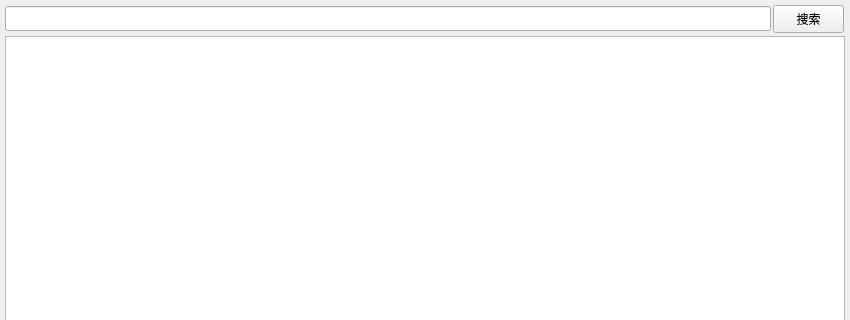
cnldw/FinanceFileReader, file src/dialogshowtablerow.ui: the form before one commit; both pictures show x 0 to 850 and y 0 to 320 of the 850 by 640 pixel window.
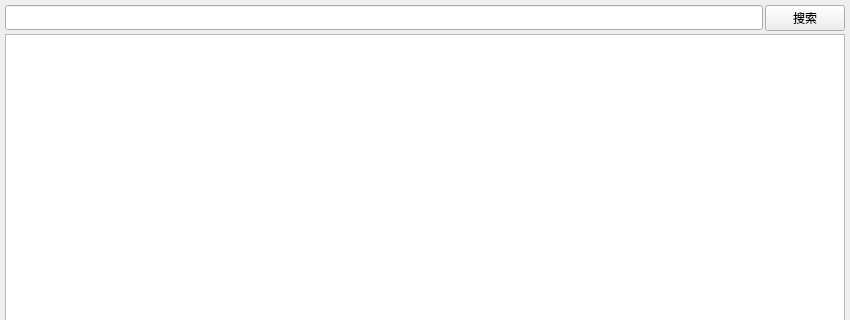
The form after the commit. Icons and pictures are not drawn.

The edit to the form file:
```diff
--- a/src/dialogshowtablerow.ui
+++ b/src/dialogshowtablerow.ui
@@ -71,41 +71,11 @@
       <property name="verticalSpacing">
        <number>0</number>
       </property>
+      <item row="0" column="0">
+       <widget class="QLineEdit" name="lineEdit"/>
+      </item>
       <item row="0" column="1">
-       <widget class="QFrame" name="frame">
-        <property name="sizePolicy">
-         <sizepolicy hsizetype="Fixed" vsizetype="Fixed">
-          <horstretch>0</horstretch>
-          <verstretch>0</verstretch>
-         </sizepolicy>
-        </property>
-        <property name="minimumSize">
-         <size>
-          <width>72</width>
-          <height>28</height>
-         </size>
-        </property>
-        <property name="maximumSize">
-         <size>
-          <width>72</width>
-          <height>28</height>
-         </size>
-        </property>
-        <property name="frameShape">
-         <enum>QFrame::NoFrame</enum>
-        </property>
-        <property name="frameShadow">
-         <enum>QFrame::Raised</enum>
-        </property>
         <widget class="QPushButton" name="pushButton">
-         <property name="geometry">
-          <rect>
-           <x>0</x>
-           <y>0</y>
-           <width>71</width>
-           <height>28</height>
-          </rect>
-         </property>
          <property name="focusPolicy">
           <enum>Qt::NoFocus</enum>
          </property>
@@ -113,10 +83,6 @@
           <string>搜索</string>
          </property>
         </widget>
-       </widget>
-      </item>
-      <item row="0" column="0">
-       <widget class="QLineEdit" name="lineEdit"/>
       </item>
      </layout>
     </widget>
```
Lines whose indentation alone changed are shown as unchanged.
